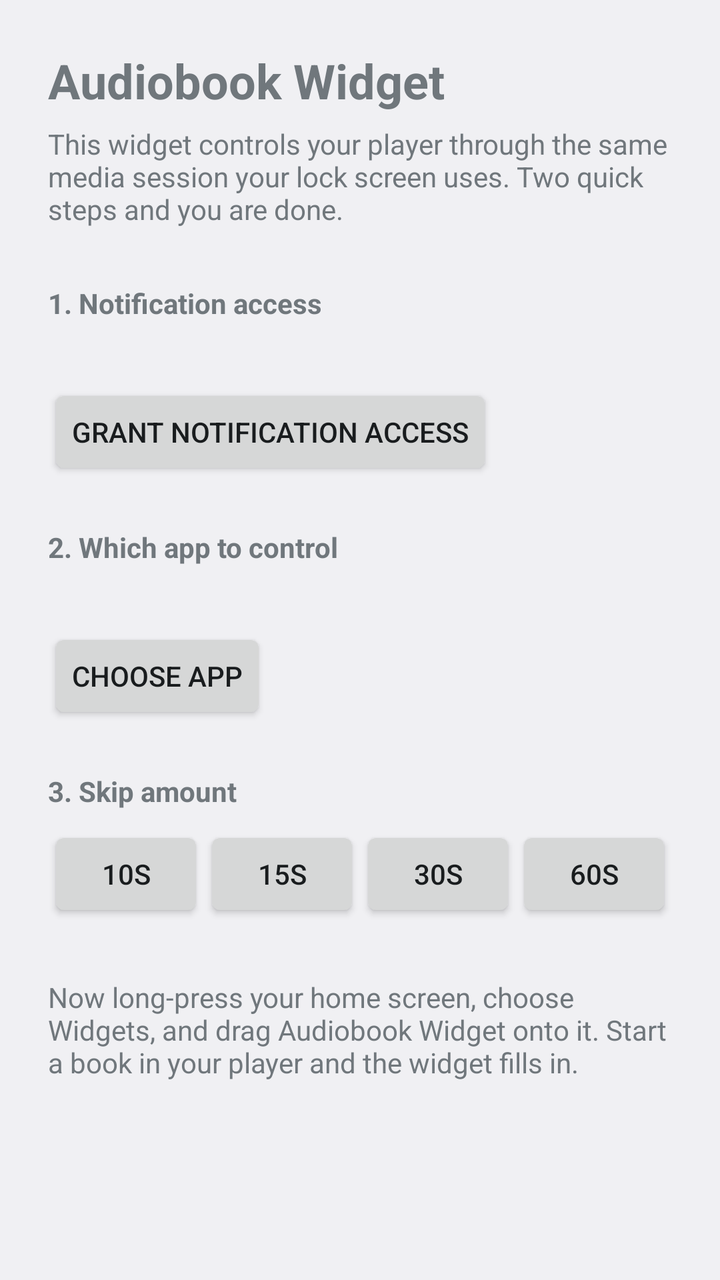
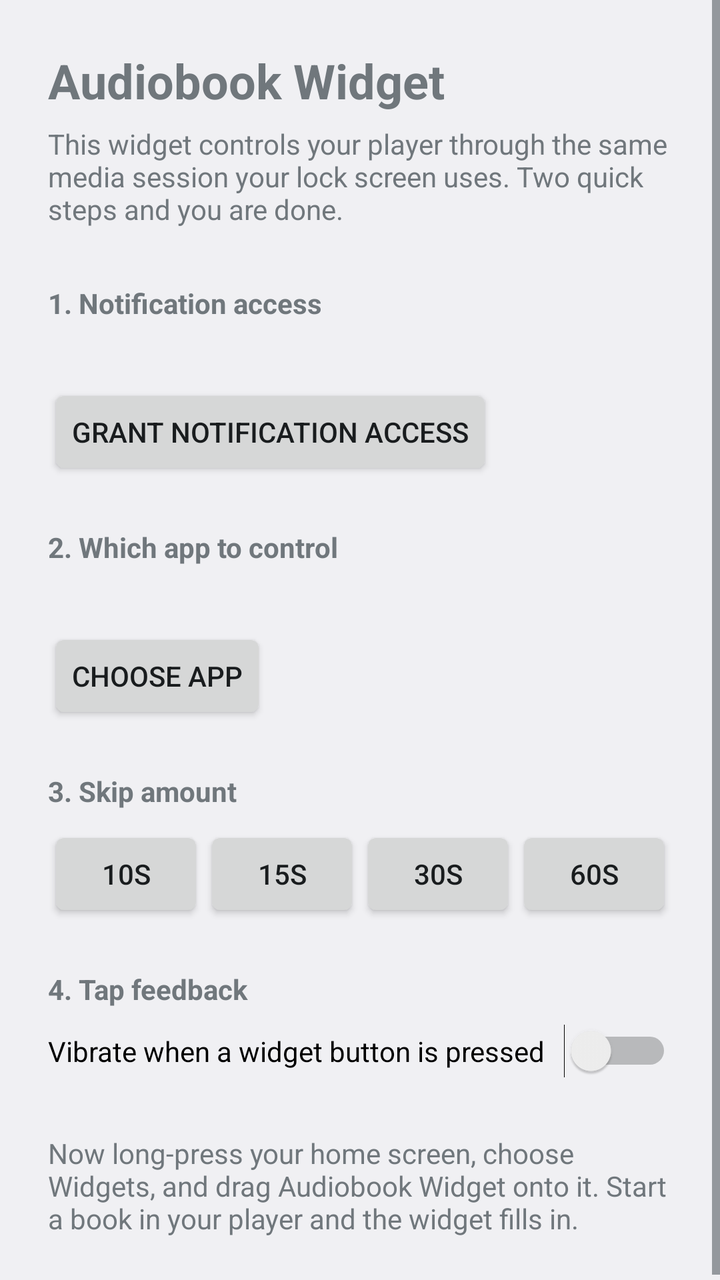

Before-and-after screenshots of an Android layout around one commit, followed by the original layout XML and the change that was made.
<!-- AndroidManifest.xml: application theme AppTheme -->
<!-- res/layout/activity_main.xml -->
<?xml version="1.0" encoding="utf-8"?>
<ScrollView xmlns:android="http://schemas.android.com/apk/res/android"
    android:id="@+id/scroll_root"
    android:layout_width="match_parent"
    android:layout_height="match_parent"
    android:clipToPadding="false">

    <LinearLayout
        android:id="@+id/content"
        android:layout_width="match_parent"
        android:layout_height="wrap_content"
        android:orientation="vertical"
        android:padding="24dp">

        
        <TextView
            android:layout_width="wrap_content"
            android:layout_height="wrap_content"
            android:text="@string/setup_heading"
            android:textSize="24sp"
            android:textStyle="bold" />

        <TextView
            android:layout_width="match_parent"
            android:layout_height="wrap_content"
            android:layout_marginTop="6dp"
            android:text="@string/setup_intro" />

        <TextView
            android:layout_width="wrap_content"
            android:layout_height="wrap_content"
            android:layout_marginTop="28dp"
            android:text="@string/step_access"
            android:textStyle="bold" />

        <TextView
            android:id="@+id/access_status"
            android:layout_width="match_parent"
            android:layout_height="wrap_content"
            android:layout_marginTop="4dp" />

        <Button
            android:id="@+id/access_button"
            android:layout_width="wrap_content"
            android:layout_height="wrap_content"
            android:layout_marginTop="8dp"
            android:text="@string/access_button_grant" />

        <TextView
            android:layout_width="wrap_content"
            android:layout_height="wrap_content"
            android:layout_marginTop="24dp"
            android:text="@string/step_app"
            android:textStyle="bold" />

        <TextView
            android:id="@+id/app_status"
            android:layout_width="match_parent"
            android:layout_height="wrap_content"
            android:layout_marginTop="4dp" />

        <Button
            android:id="@+id/app_button"
            android:layout_width="wrap_content"
            android:layout_height="wrap_content"
            android:layout_marginTop="8dp"
            android:text="@string/app_button" />

        <TextView
            android:layout_width="wrap_content"
            android:layout_height="wrap_content"
            android:layout_marginTop="24dp"
            android:text="@string/step_skip"
            android:textStyle="bold" />

        <LinearLayout
            android:layout_width="match_parent"
            android:layout_height="wrap_content"
            android:layout_marginTop="8dp"
            android:orientation="horizontal">

            <Button
                android:id="@+id/skip_10"
                android:layout_width="0dp"
                android:layout_height="wrap_content"
                android:layout_weight="1"
                android:text="@string/skip_10" />

            <Button
                android:id="@+id/skip_15"
                android:layout_width="0dp"
                android:layout_height="wrap_content"
                android:layout_weight="1"
                android:text="@string/skip_15" />

            <Button
                android:id="@+id/skip_30"
                android:layout_width="0dp"
                android:layout_height="wrap_content"
                android:layout_weight="1"
                android:text="@string/skip_30" />

            <Button
                android:id="@+id/skip_60"
                android:layout_width="0dp"
                android:layout_height="wrap_content"
                android:layout_weight="1"
                android:text="@string/skip_60" />
        </LinearLayout>

        <TextView
            android:layout_width="match_parent"
            android:layout_height="wrap_content"
            android:layout_marginTop="28dp"
            android:text="@string/setup_outro" />
    </LinearLayout>
</ScrollView>
<!-- resources referenced by this layout -->
<resources>
  <string name="access_button_grant">Grant notification access</string>
  <string name="app_button">Choose app</string>
  <string name="setup_heading">Audiobook Widget</string>
  <string name="setup_intro">This widget controls your player through the same media session your lock screen uses. Two quick steps and you are done.</string>
  <string name="setup_outro">Now long-press your home screen, choose Widgets, and drag Audiobook Widget onto it. Start a book in your player and the widget fills in.</string>
  <string name="skip_10">10s</string>
  <string name="skip_15">15s</string>
  <string name="skip_30">30s</string>
  <string name="skip_60">60s</string>
  <string name="step_access">1. Notification access</string>
  <string name="step_app">2. Which app to control</string>
  <string name="step_skip">3. Skip amount</string>
  <style name="AppTheme" parent="@android:style/Theme.DeviceDefault.Light" />
</resources>

<!-- the commit's change to res/layout/activity_main.xml (unified diff, before → after) -->
@@ -109,6 +109,20 @@
         </LinearLayout>
 
         <TextView
+            android:layout_width="wrap_content"
+            android:layout_height="wrap_content"
+            android:layout_marginTop="24dp"
+            android:text="@string/step_feedback"
+            android:textStyle="bold" />
+
+        <Switch
+            android:id="@+id/haptics_switch"
+            android:layout_width="match_parent"
+            android:layout_height="wrap_content"
+            android:layout_marginTop="8dp"
+            android:text="@string/haptics_label" />
+
+        <TextView
             android:layout_width="match_parent"
             android:layout_height="wrap_content"
             android:layout_marginTop="28dp"
<!-- resource entries referenced after the edit -->
@@ -2,6 +2,7 @@
 <resources>
   <string name="access_button_grant">Grant notification access</string>
   <string name="app_button">Choose app</string>
+  <string name="haptics_label">Vibrate when a widget button is pressed</string>
   <string name="setup_heading">Audiobook Widget</string>
   <string name="setup_intro">This widget controls your player through the same media session your lock screen uses. Two quick steps and you are done.</string>
   <string name="setup_outro">Now long-press your home screen, choose Widgets, and drag Audiobook Widget onto it. Start a book in your player and the widget fills in.</string>
@@ -11,6 +12,7 @@
   <string name="skip_60">60s</string>
   <string name="step_access">1. Notification access</string>
   <string name="step_app">2. Which app to control</string>
+  <string name="step_feedback">4. Tap feedback</string>
   <string name="step_skip">3. Skip amount</string>
   <style name="AppTheme" parent="@android:style/Theme.DeviceDefault.Light" />
 </resources>
